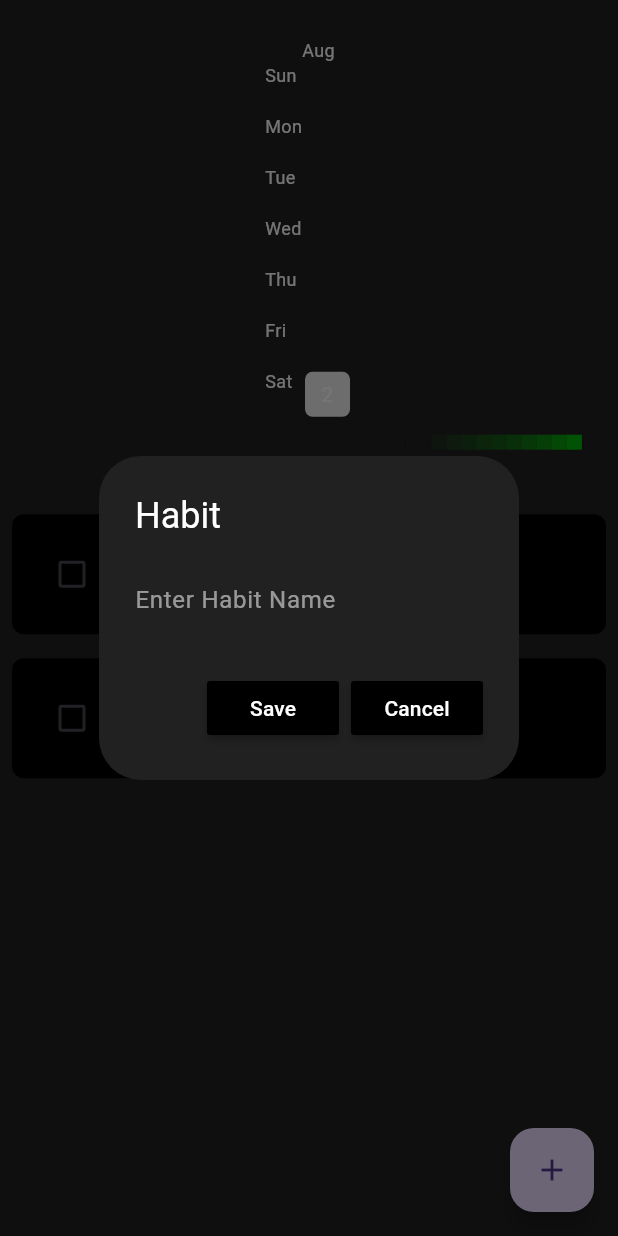
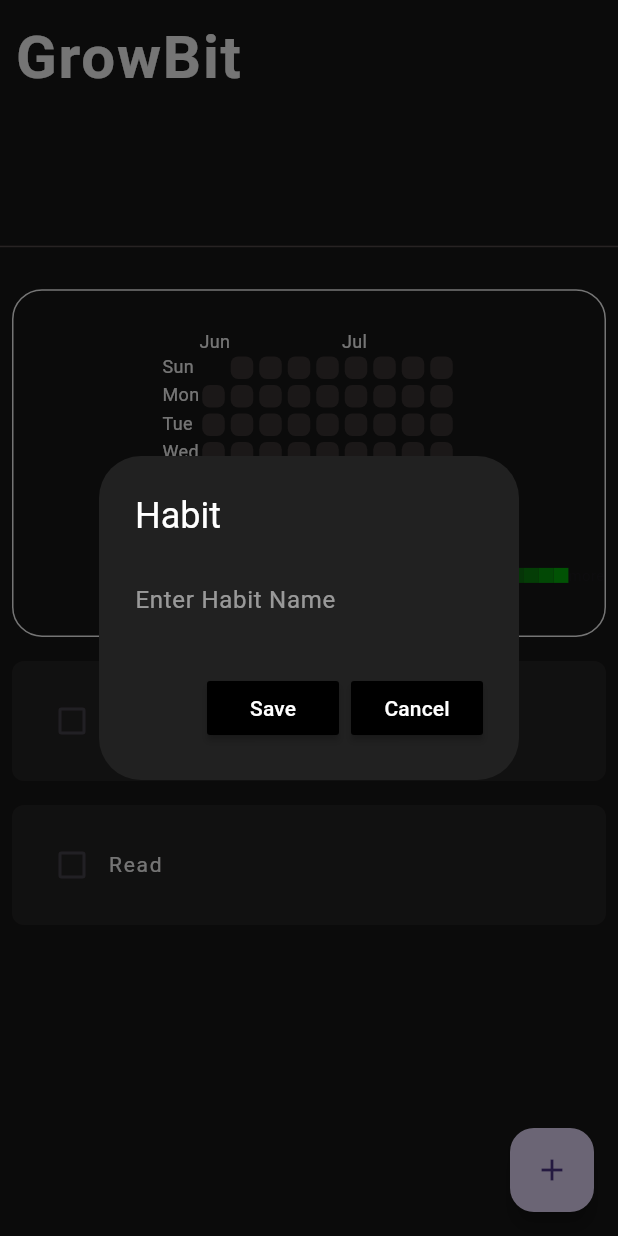
Before and after one commit to TsalemisIasonas/GrowBit, a Flutter app: the screen it shows after launch, after a tap on the "add" icon, on a phone screen of 412 x 824 dp. Run offline on Flutter 3.47's test engine with Material 3 defaults, Android fonts, the phone set to English and light mode, and no system bars; drawn by our look-alikes of flutter_heatmap_calendar, flutter_slidable; our stand-ins replace hive_flutter; accounts and stored records are empty.

```diff
--- a/lib/components/habit_tile.dart
+++ b/lib/components/habit_tile.dart
@@ -46,9 +46,9 @@ class HabitTile extends StatelessWidget {
           ],
         ),
         child: Container(
-          padding: EdgeInsets.all(16.0),
+          padding: const EdgeInsets.all(16.0),
           decoration: BoxDecoration(
-            color: Colors.black,
+            color: const Color.fromARGB(255, 38, 36, 36),
             borderRadius: BorderRadius.circular(8),
           ),
           child: Row(
@@ -57,8 +57,8 @@ class HabitTile extends StatelessWidget {
                 value: habitCompleted,
                 onChanged: onChanged,
               ),
-              Text("$habitName",
-                  style: TextStyle(
+              Text( habitName,
+                  style: const TextStyle(
                     color: Colors.white,
                     letterSpacing: 1.2,
                   )),
--- a/lib/components/month_summary.dart
+++ b/lib/components/month_summary.dart
@@ -12,18 +12,27 @@ class MonthlySummary extends StatelessWidget {
 
   @override
   Widget build(BuildContext context) {
-    return Container(
+    return Padding(
+      padding: const EdgeInsets.all(8.0),
+      child: Container(
+          decoration: BoxDecoration(
+            color: backgroundColor,
+            borderRadius: BorderRadius.circular(20),
+            border: Border.all(
+              color: Colors.white,
+            )
+          ),
           padding: const EdgeInsets.only(top: 25, bottom: 25),
           child: HeatMap(
             startDate: createDateTimeObject(startdate),
             endDate: DateTime.now(),
             datasets: datasets,
             colorMode: ColorMode.color,
-          defaultColor: Colors.grey[200],
+            defaultColor: const Color.fromARGB(255, 58, 52, 52),
             textColor: Colors.white,
-          showText: true,
+            showText: false,
             scrollable: true,
-          size: 30,
+            size: 15,
             colorsets: {
               1: color1,
               2: color2,
@@ -40,6 +49,7 @@ class MonthlySummary extends StatelessWidget {
               ScaffoldMessenger.of(context)
                   .showSnackBar(SnackBar(content: Text(value.toString())));
             },
-        ));
+          )),
+    );
   }
 }
--- a/lib/components/my_alert_box.dart
+++ b/lib/components/my_alert_box.dart
@@ -2,7 +2,7 @@ import 'package:flutter/material.dart';
 
 class MyAlertBox extends StatelessWidget {
 
-  final controller;
+  final TextEditingController controller;
   final VoidCallback onSave;
   final VoidCallback onCancel;
 
--- a/lib/constants/colors.dart
+++ b/lib/constants/colors.dart
@@ -10,3 +10,5 @@ Color color7 = const Color.fromARGB(150, 2, 179, 8);
 Color color8 = const Color.fromARGB(180, 2, 179, 8);
 Color color9 = const Color.fromARGB(220, 2, 179, 8);
 Color color10 = const Color.fromARGB(255, 2, 179, 8);
+
+Color backgroundColor = const Color.fromARGB(255, 24, 24, 24);
--- a/lib/data/habit_database.dart
+++ b/lib/data/habit_database.dart
@@ -15,7 +15,7 @@ class HabitDatabase {
       ["Read", false],
     ];
 
-    _myBox.put("START_DATE", todaysDateFormatted());
+    _myBox.put("START_DATE", startDateFormatted());
   }
 
   // load data if it already exists
--- a/lib/datetime/date_time.dart
+++ b/lib/datetime/date_time.dart
@@ -1,38 +1,50 @@
 // return todays date formatted as yyyyMMdd
-String todaysDateFormatted(){
-  // today
+String startDateFormatted() {
+  // Get today's date
+  var today = DateTime.now();
+
+  // Subtract 2 months from today using the DateTime constructor
+  var twoMonthsAgo = DateTime(today.year, today.month - 2, today.day);
+
+  // Format the new date to yyyymmdd string
+  String year = twoMonthsAgo.year.toString();
+  String month = twoMonthsAgo.month.toString().padLeft(2, '0');
+  String day = twoMonthsAgo.day.toString().padLeft(2, '0');
+
+  String yyyymmdd = year + month + day;
+  return yyyymmdd;
+}
+
+String todaysDateFormatted() {
+// today
   var dateTimeObject = DateTime.now();
-
-  //year in the format yyyy
+//year in the format yyyy
   String year = dateTimeObject.year.toString();
-
   //month in the format MM
   String month = dateTimeObject.month.toString();
   if (month.length == 1) {
     month = '0$month';
   }
-
-  //day in the format dd
+//day in the format dd
   String day = dateTimeObject.day.toString();
   if (day.length == 1) {
     day = '0$day';
   }
-
   // final format
   String yyyymmdd = year + month + day;
   return yyyymmdd;
 }
 
 // convert a string in the format yyyyMMdd to a DateTime object
-DateTime createDateTimeObject(String yyyymmdd){
-  int yyyy = int.parse(yyyymmdd.substring(0,4));
-  int mm = int.parse(yyyymmdd.substring(4,6));
-  int dd = int.parse(yyyymmdd.substring(6,8));
+DateTime createDateTimeObject(String yyyymmdd) {
+  int yyyy = int.parse(yyyymmdd.substring(0, 4));
+  int mm = int.parse(yyyymmdd.substring(4, 6));
+  int dd = int.parse(yyyymmdd.substring(6, 8));
   return DateTime(yyyy, mm, dd);
 }
 
 //convert a DateTime object to a string in the format yyyyMMdd
-String convertDateTimeToString(DateTime dateTimeObject){
+String convertDateTimeToString(DateTime dateTimeObject) {
   String year = dateTimeObject.year.toString();
   String month = dateTimeObject.month.toString();
   if (month.length == 1) {
--- a/lib/main.dart
+++ b/lib/main.dart
@@ -24,6 +24,7 @@ class MyApp extends StatelessWidget {
       theme: ThemeData(
         primarySwatch: Colors.green,
       ),
+      debugShowCheckedModeBanner: false,
     );
   }
 }
--- a/lib/pages/homepage.dart
+++ b/lib/pages/homepage.dart
@@ -4,6 +4,7 @@ import 'package:habit_tracker/components/month_summary.dart';
 import 'package:habit_tracker/components/my_fab.dart';
 import 'package:habit_tracker/components/my_alert_box.dart';
 import 'package:habit_tracker/data/habit_database.dart';
+import 'package:habit_tracker/constants/colors.dart';
 import 'package:hive_flutter/hive_flutter.dart';
 
 class HomePage extends StatefulWidget {
@@ -94,10 +95,29 @@ class _HomePageState extends State<HomePage> {
   @override
   Widget build(BuildContext context) {
     return Scaffold(
-        backgroundColor: Colors.grey[900],
+        backgroundColor: backgroundColor,
         floatingActionButton: MyFloatingActionButton(onPressed: createNewHabit),
-        body: ListView(
+        body: Column(
           children: [
+            Container(
+              height: MediaQuery.of(context).size.height * 0.2,
+              width: double.infinity,
+              padding: const EdgeInsets.all(10),
+              decoration: BoxDecoration(
+                color: backgroundColor,
+                border: const Border(bottom: BorderSide(color: Color.fromARGB(255, 86, 77, 77)))
+              ),
+              child: const Text(
+                "GrowBit",
+                style: TextStyle(
+                  fontSize: 40,
+                  color: Colors.white,
+                  fontWeight: FontWeight.bold,
+                  letterSpacing: 1.2,
+                ),
+              ),
+            ),
+            const SizedBox(height: 20),
             MonthlySummary(
                 datasets: db.heatMapDataSet,
                 startdate: _myBox.get("START_DATE")),
--- a/pubspec.yaml
+++ b/pubspec.yaml
@@ -35,7 +35,7 @@ dependencies:
   # The following adds the Cupertino Icons font to your application.
   # Use with the CupertinoIcons class for iOS style icons.
   cupertino_icons: ^1.0.2
-  flutter_slidable: ^1.2.0
+  flutter_slidable: ^4.0.0
   hive: ^2.2.3
   hive_flutter: ^1.1.0
   flutter_heatmap_calendar: ^1.0.5
```
Also changed, not shown: pubspec.lock. Lines whose indentation alone changed are shown as unchanged.
